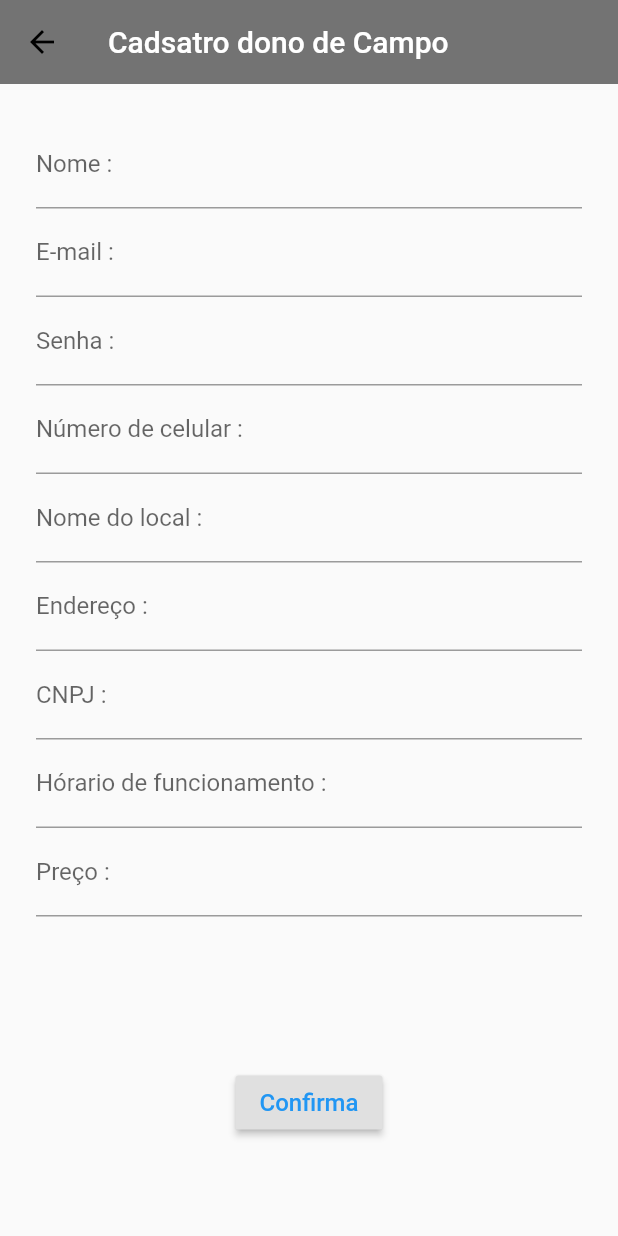
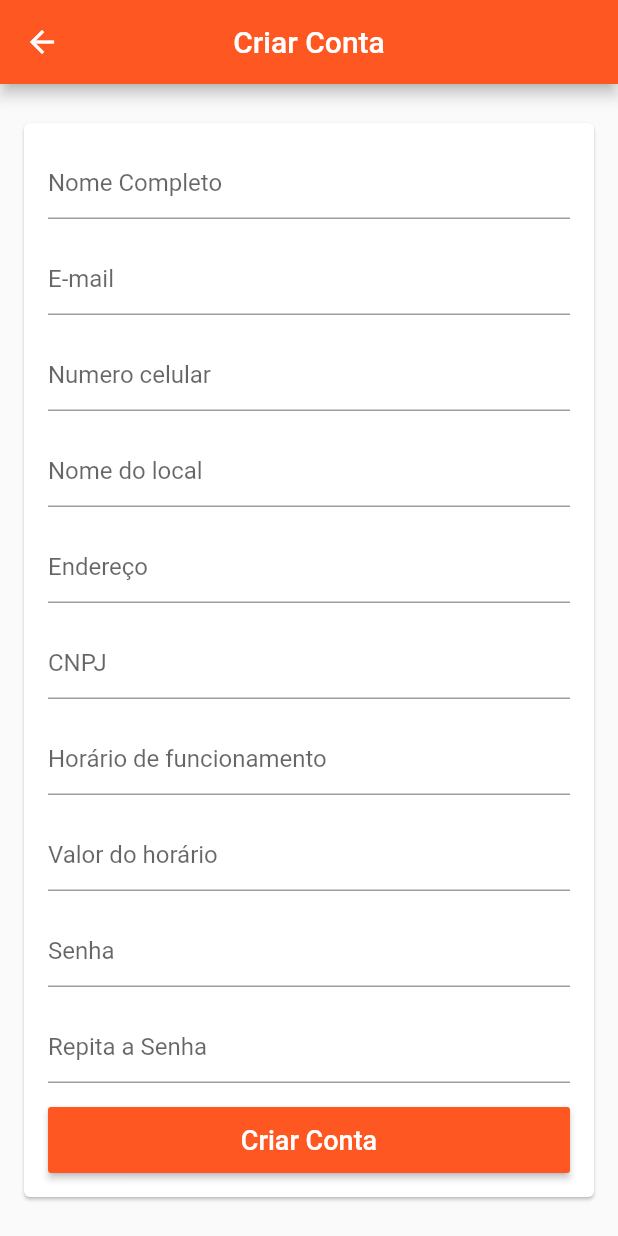
Before and after one commit to braguetoMurilo/projetoCampoSintetico, a Flutter app: the FormFieldOwner screen opened directly, on a phone screen of 412 x 824 dp. Run offline on Flutter 3.47's test engine with Material 2 defaults, Android fonts, the phone set to English and light mode, and no system bars; our stand-ins replace cloud_firestore, firebase_auth; accounts and stored records are empty.

Commit message:
Mudança na tela de cadastro !!

```diff
--- a/lib/login.page.dart
+++ b/lib/login.page.dart
@@ -3,6 +3,7 @@ import 'package:flutter/material.dart';
 import 'package:projeto_campo/Helpers/validators.dart';
 import 'package:projeto_campo/models/user.dart';
 import 'package:projeto_campo/models/user_manager.dart';
+import 'package:projeto_campo/multi.factor.dart';
 import 'package:projeto_campo/reset-password.page.dart';
 import 'package:projeto_campo/who.are.you.dart';
 import 'package:projeto_campo/choose.field.dart';
@@ -162,7 +163,7 @@ class LoginPage extends StatelessWidget {
                             Navigator.push(
                               context,
                               MaterialPageRoute(
-                                builder: (context) => DropDown(),
+                                builder: (context) => MultiFactor(),
                               ),
                             );
                           },
--- a/lib/main.dart
+++ b/lib/main.dart
@@ -10,7 +10,7 @@ import 'package:provider/provider.dart';
 void main(){
   runApp(MyApp());
 
-    Firestore.instance.collection("Teste").add({"Teste" : "Teste"});
+   // Firestore.instance.collection("Teste").add({"Marcos" : "Teste"});
 }
 
 
--- a/lib/register.user.field.owner.dart
+++ b/lib/register.user.field.owner.dart
@@ -1,196 +1,91 @@
 import 'package:flutter/material.dart';
 
-class FormFieldOwner extends StatefulWidget {
-  @override
-  _FormScreenState createState() => _FormScreenState();
-}
-
-class _FormScreenState extends State<FormFieldOwner> {
-  String _name;
-  String _email;
-  String _password;
-  String _phoneNumber;
-  String _localName;
-  String _address;
-  String _cnpj;
-  String _openingHours;
-  String _price;
-
-  final GlobalKey<FormState> _formKey = GlobalKey<FormState>();
-
-  Widget _buildLocalName() {
-    return TextFormField(
-      decoration: InputDecoration(labelText: 'Nome do local :'),
-      validator: (String value) {
-        if (value.isEmpty) {
-          return "Nome do local é um campo obrigatorio";
-        }
-      },
-      onSaved: (String value) {
-        _localName = value;
-      },
-    );
-  }
-  Widget _buildAdrress() {
-    return TextFormField(
-      decoration: InputDecoration(labelText: 'Endereço :'),
-      validator: (String value) {
-        if (value.isEmpty) {
-          return "Endereço é um campo obrigatorio";
-        }
-      },
-      onSaved: (String value) {
-        _address = value;
-      },
-    );
-  }
-  Widget _buildCnpj() {
-    return TextFormField(
-      decoration: InputDecoration(labelText: 'CNPJ :'),
-      validator: (String value) {
-        if (value.isEmpty) {
-          return "CNPJ é um campo obrigatorio";
-        }
-      },
-      onSaved: (String value) {
-        _cnpj = value;
-      },
-    );
-  }
-  Widget _buildOpeningHours() {
-    return TextFormField(
-      decoration: InputDecoration(labelText: 'Hórario de funcionamento :'),
-      validator: (String value) {
-        if (value.isEmpty) {
-          return "Hórario de funcionamento é um campo obrigatorio";
-        }
-      },
-      onSaved: (String value) {
-        _openingHours = value;
-      },
-    );
-  }
-  Widget _buildPrice() {
-    return TextFormField(
-      decoration: InputDecoration(labelText: 'Preço :'),
-      validator: (String value) {
-        if (value.isEmpty) {
-          return "Preço é um campo obrigatorio";
-        }
-      },
-      onSaved: (String value) {
-        _price = value;
-      },
-    );
-  }
-
-  Widget _buildName() {
-    return TextFormField(
-      decoration: InputDecoration(labelText: 'Nome :'),
-      validator: (String value) {
-        if (value.isEmpty) {
-          return "Nome é um campo obrigatorio";
-        }
-      },
-      onSaved: (String value) {
-        _name = value;
-      },
-    );
-  }
-
-  Widget _buildEmail() {
-    return TextFormField(
-      decoration: InputDecoration(labelText: 'E-mail :'),
-      validator: (String value) {
-        if (value.isEmpty) {
-          return "E-mail é um campo obrigatorio";
-        }
-      },
-      onSaved: (String value) {
-        _email = value;
-      },
-    );
-  }
-
-  Widget _buildPassword() {
-    return TextFormField(
-      decoration: InputDecoration(labelText: 'Senha :'),
-      validator: (String value) {
-        if (value.isEmpty) {
-          return "Senha é um campo obrigatorio";
-        }
-      },
-      onSaved: (String value) {
-        _password = value;
-      },
-    );
-  }
-
-  Widget _buildPhoneNumber() {
-    return TextFormField(
-      decoration: InputDecoration(labelText: 'Número de celular :'),
-      validator: (String value) {
-        if (value.isEmpty) {
-          return "O número de celular campo obrigatorio";
-        }
-      },
-      onSaved: (String value) {
-        _phoneNumber = value;
-      },
-    );
-  }
-
+class FormFieldOwner extends StatelessWidget {
   @override
   Widget build(BuildContext context) {
     return Scaffold(
-        appBar: AppBar(
-          title: Text("Cadsatro dono de Campo "),
-          backgroundColor: Colors.black54,
-          elevation: 0.0,
-          leading: IconButton(
-            icon: Icon(Icons.arrow_back),
-            color: Colors.black,
-            onPressed: () => Navigator.pop(context, false),
+      appBar: AppBar(
+        title: const Text('Criar Conta'),
+        centerTitle: true,
+      ),
+      body: Center(
+        child: Card(
+          margin: const EdgeInsets.symmetric(horizontal: 16),
+          child: ListView(
+            padding: const EdgeInsets.all(16),
+            shrinkWrap: true,
+            children: <Widget>[
+              TextFormField(
+                decoration: const InputDecoration(hintText: 'Nome Completo'),
+              ),
+              const SizedBox(height: 16,),
+              TextFormField(
+                decoration: const InputDecoration(hintText: 'E-mail'),
+                keyboardType: TextInputType.emailAddress,
+              ),
+              const SizedBox(height: 16,),
+              TextFormField(
+                decoration: const InputDecoration(hintText: 'Numero celular'),
+                keyboardType: TextInputType.emailAddress,
+              ),
+              const SizedBox(height: 16,),
+              TextFormField(
+                decoration: const InputDecoration(hintText: 'Nome do local'),
+                keyboardType: TextInputType.emailAddress,
+              ),
+              const SizedBox(height: 16,),
+              TextFormField(
+                decoration: const InputDecoration(hintText: 'Endereço'),
+                keyboardType: TextInputType.emailAddress,
+              ),
+              const SizedBox(height: 16,),
+              TextFormField(
+                decoration: const InputDecoration(hintText: 'CNPJ'),
+                keyboardType: TextInputType.emailAddress,
+              ),
+              const SizedBox(height: 16,),
+              TextFormField(
+                decoration: const InputDecoration(hintText: 'Horário de funcionamento'),
+                keyboardType: TextInputType.emailAddress,
+              ),
+              const SizedBox(height: 16,),
+              TextFormField(
+                decoration: const InputDecoration(hintText: 'Valor do horário '),
+                keyboardType: TextInputType.emailAddress,
+              ),
+              const SizedBox(height: 16,),
+              TextFormField(
+                decoration: const InputDecoration(hintText: 'Senha'),
+                obscureText: true,
+              ),
+              const SizedBox(height: 16,),
+              TextFormField(
+                decoration: const InputDecoration(hintText: 'Repita a Senha'),
+                obscureText: true,
+              ),
+              const SizedBox(height: 16,),
+              SizedBox(
+                height: 44,
+                child: RaisedButton(
+                  color: Theme.of(context).primaryColor,
+                  disabledColor: Theme.of(context).primaryColor
+                      .withAlpha(100),
+                  textColor: Colors.white,
+                  onPressed: (){
+
+                  },
+                  child: const Text(
+                    'Criar Conta',
+                    style: TextStyle(
+                        fontSize: 18
+                    ),
+                  ),
+                ),
+              )
+            ],
           ),
         ),
-        body: Container(
-          margin: EdgeInsets.all(24),
-          child: Form(
-              key: _formKey,
-              child: SingleChildScrollView(
-                child: Column(
-                  mainAxisAlignment: MainAxisAlignment.center,
-                  children: <Widget>[
-                    _buildName(),
-                    _buildEmail(),
-                    _buildPassword(),
-                    _buildPhoneNumber(),
-                    _buildLocalName(),
-                    _buildAdrress(),
-                    _buildCnpj(),
-                    _buildOpeningHours(),
-                    _buildPrice(),
-
-                    SizedBox(height: 100),
-                    RaisedButton(
-                      child: Text(
-                        'Confirma',
-                        style: TextStyle(color: Colors.blue, fontSize: 16),
-                      ),
-                      onPressed: () {
-                        if (!_formKey.currentState.validate()) {
-                          return;
-                        }
-                        _formKey.currentState.save();
-                        print(_name);
-                        print(_email);
-                        print(_password);
-                        print(_phoneNumber);
-                      },
-                    )
-                  ],
-                ),
-              )),
-        ));
+      ),
+    );
   }
 }
--- a/lib/who.are.you.dart
+++ b/lib/who.are.you.dart
@@ -33,6 +33,7 @@ class WhoAreYou extends StatelessWidget {
             Text("Quem é você?",
                 textAlign: TextAlign.center,
                 style: TextStyle(fontSize: 30.0, color: Colors.white)),
+
             Icon(Icons.person_outline_outlined,
                 size: 253.0, color: Colors.black),
             Row(
```
Also changed, not shown: lib/field.research.dart (+8 -6 lines), lib/multi.factor.dart (added, +117 -0 lines), lib/register.user.jogador.dart (+52 -108 lines).
